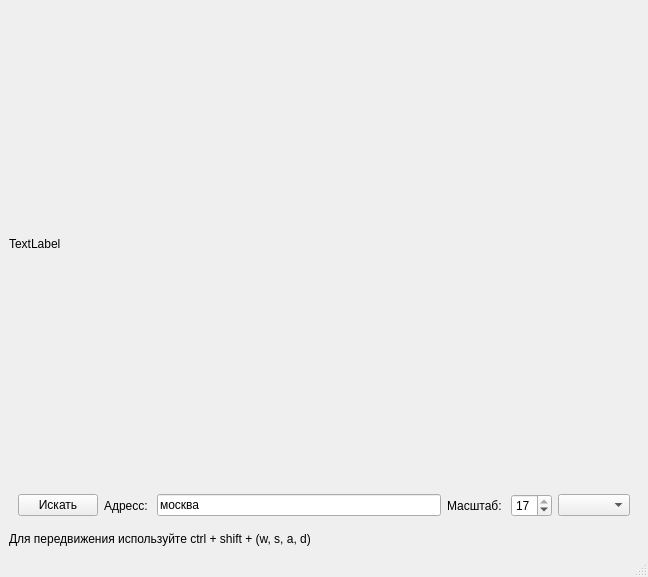
This is on.ui in Kath022/-Maps-API as Qt 5 draws it before an edit. The edited form follows.
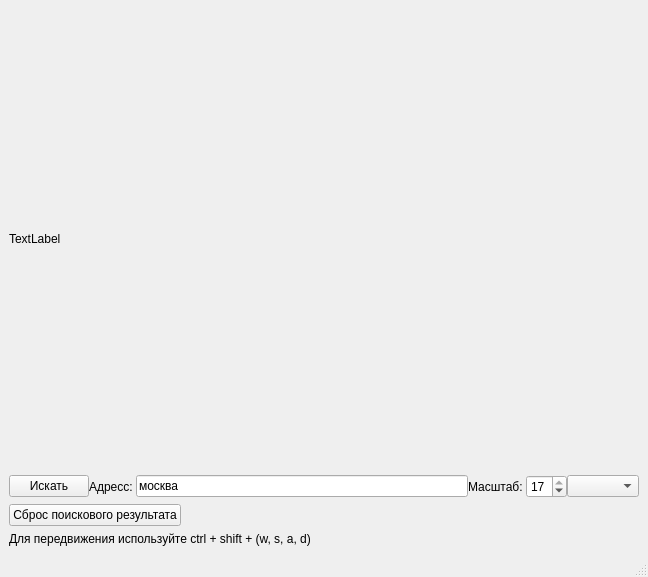
This is the edited form.

Commit message: Большая задача по Maps API. Часть №7

What changed in the file:
```diff
--- a/on.ui
+++ b/on.ui
@@ -34,6 +34,21 @@
     <item>
      <widget class="QWidget" name="widget" native="true">
       <layout class="QHBoxLayout" name="horizontalLayout">
+       <property name="spacing">
+        <number>0</number>
+       </property>
+       <property name="leftMargin">
+        <number>0</number>
+       </property>
+       <property name="topMargin">
+        <number>0</number>
+       </property>
+       <property name="rightMargin">
+        <number>0</number>
+       </property>
+       <property name="bottomMargin">
+        <number>0</number>
+       </property>
        <item>
         <widget class="QPushButton" name="show_btn">
          <property name="text">
@@ -78,6 +93,47 @@
       </layout>
      </widget>
     </item>
+    <item>
+     <widget class="QWidget" name="widget_2" native="true">
+      <layout class="QHBoxLayout" name="horizontalLayout_2">
+       <property name="spacing">
+        <number>0</number>
+       </property>
+       <property name="leftMargin">
+        <number>0</number>
+       </property>
+       <property name="topMargin">
+        <number>0</number>
+       </property>
+       <property name="rightMargin">
+        <number>0</number>
+       </property>
+       <property name="bottomMargin">
+        <number>0</number>
+       </property>
+       <item>
+        <widget class="QPushButton" name="resert_btn">
+         <property name="text">
+          <string>Сброс поискового результата</string>
+         </property>
+        </widget>
+       </item>
+       <item>
+        <spacer name="horizontalSpacer">
+         <property name="orientation">
+          <enum>Qt::Horizontal</enum>
+         </property>
+         <property name="sizeHint" stdset="0">
+          <size>
+           <width>40</width>
+           <height>20</height>
+          </size>
+         </property>
+        </spacer>
+       </item>
+      </layout>
+     </widget>
+    </item>
     <item>
      <widget class="QLabel" name="label_3">
       <property name="text">
```
The commit also changes 2 other files.
